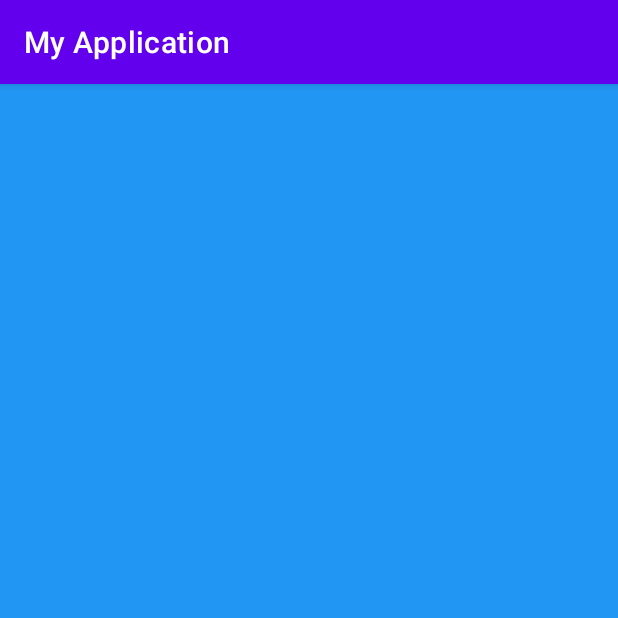
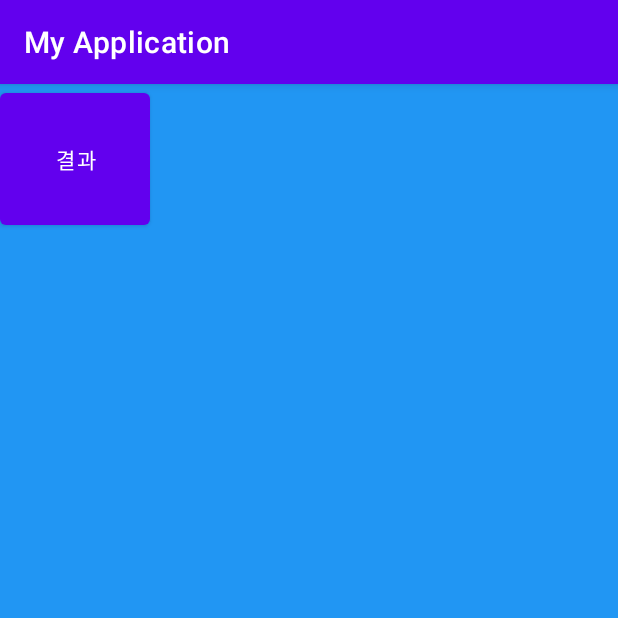
Before and after one commit to youjeonghan/Android_Study, an Android app: the screen it shows after launch (Intent2), after a tap on "인텐트", on a phone screen of 412 x 824 dp, the top half of it. Run offline under Robolectric (Android 15) with nearby library versions, the light colour scheme and no system bars.

Commit message:
Intent 실습 3
intent 응답하기
putExtra , getIntExtra를 이용
finish() 사용 -> Activity 종료

onActivityResult을 오버라이딩해서 응답값 받기

startActivity -> Intent를 통해 전달만 하는애

startActivityForResult 를 이용해 요청하면서 응답받기

```diff
--- a/Android_Essential_Kotlin/app/src/main/java/com/example/myapplication/Intent1.kt
+++ b/Android_Essential_Kotlin/app/src/main/java/com/example/myapplication/Intent1.kt
@@ -3,6 +3,7 @@ package com.example.myapplication
 import android.content.Intent
 import androidx.appcompat.app.AppCompatActivity
 import android.os.Bundle
+import android.util.Log
 import com.example.myapplication.databinding.ActivityIntent1Binding
 
 class Intent1 : AppCompatActivity() {
@@ -27,11 +28,22 @@ class Intent1 : AppCompatActivity() {
             val intent2 = Intent(this@Intent1, Intent2::class.java)
             // Apply -> 사용하면 유지보수 및 실수가 준다
             intent2.apply {
-                this.putExtra("nummber1", 1)
-                this.putExtra("nummber2", 2)
+                this.putExtra("number1", 1)
+                this.putExtra("number2", 2)
             }
-            startActivity(intent2)
+            startActivityForResult(intent2, 200)
         }
 
     }
+
+    // 응답 값을 받기 위한 오버라이딩
+    override fun onActivityResult(requestCode: Int, resultCode: Int, data: Intent?) {
+        super.onActivityResult(requestCode, resultCode, data)
+        if (requestCode == 200) {
+            Log.d("number", "" + requestCode)
+            Log.d("number", "" + resultCode)
+            val result = data?.getIntExtra("result", 0)
+            Log.d("result", ""+result)
+        }
+    }
 }
--- a/Android_Essential_Kotlin/app/src/main/java/com/example/myapplication/Intent2.kt
+++ b/Android_Essential_Kotlin/app/src/main/java/com/example/myapplication/Intent2.kt
@@ -1,18 +1,45 @@
 package com.example.myapplication
 
+import android.app.Activity
+import android.content.Intent
 import androidx.appcompat.app.AppCompatActivity
 import android.os.Bundle
 import android.util.Log
+import com.example.myapplication.Kotlin.number
+import com.example.myapplication.databinding.ActivityIntent2Binding
 
 class Intent2 : AppCompatActivity() {
+
+    private lateinit var binding: ActivityIntent2Binding
+
     override fun onCreate(savedInstanceState: Bundle?) {
         super.onCreate(savedInstanceState)
         setContentView(R.layout.activity_intent2)
 
-        val number1 = intent.getIntExtra("number1", 0)
-        val number2 = intent.getIntExtra("number2", 0)
+        binding = ActivityIntent2Binding.inflate(layoutInflater)
+        setContentView(binding.root)
 
-        Log.d("number", ""+number1)
-        Log.d("number", ""+number2)
+
+
+        binding.result.setOnClickListener {
+            val number1 = intent.getIntExtra("number1", 0)
+            val number2 = intent.getIntExtra("number2", 0)
+
+            Log.d("number", "" + number1)
+            Log.d("number", "" + number2)
+
+            val result = number1 + number2
+
+            val resultIntent = Intent()
+            resultIntent.putExtra("result", result)
+
+            // 응답 전송
+            setResult(Activity.RESULT_OK, resultIntent)
+            this.finish()    // -> Activity 종료
+
+            // Stack의 개념
+            // Intent2  -> 종료
+            // Intent1          Intent1
+        }
     }
 }
--- a/Android_Essential_Kotlin/app/src/main/res/layout/activity_intent2.xml
+++ b/Android_Essential_Kotlin/app/src/main/res/layout/activity_intent2.xml
@@ -4,7 +4,13 @@
     xmlns:tools="http://schemas.android.com/tools"
     android:layout_width="match_parent"
     android:layout_height="match_parent"
-    tools:context=".Intent2"
-    android:background="#2196F3">
+    android:background="#2196F3"
+    tools:context=".Intent2">
+
+    <Button
+        android:layout_width="100dp"
+        android:layout_height="100dp"
+        android:id="@+id/result"
+        android:text="결과"/>
 
 </LinearLayout>
```
